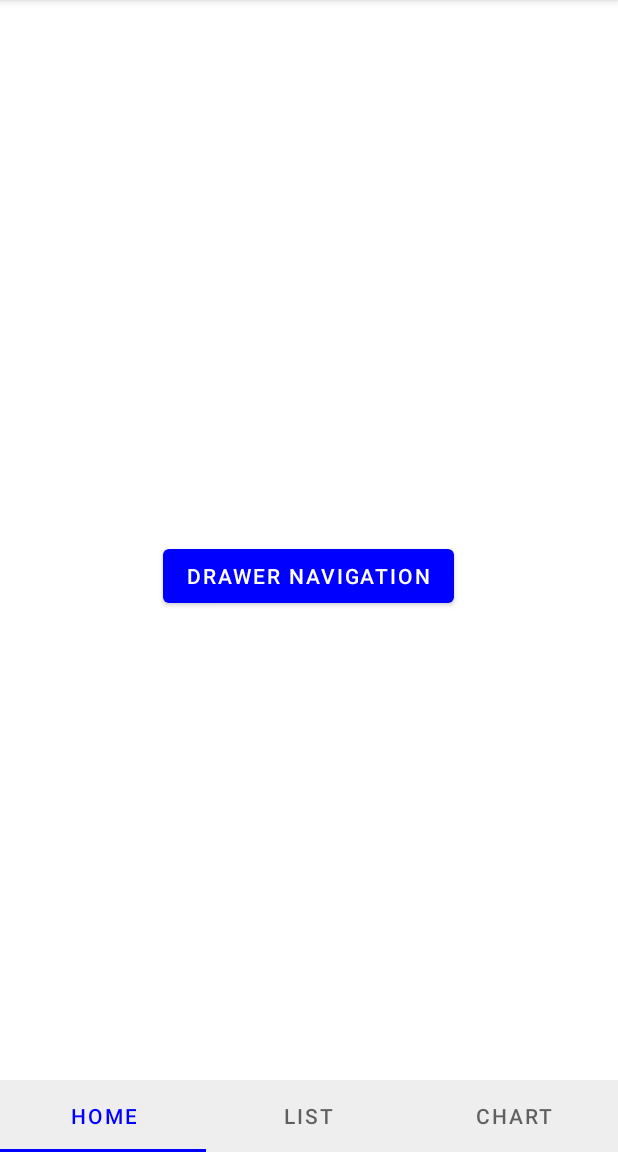
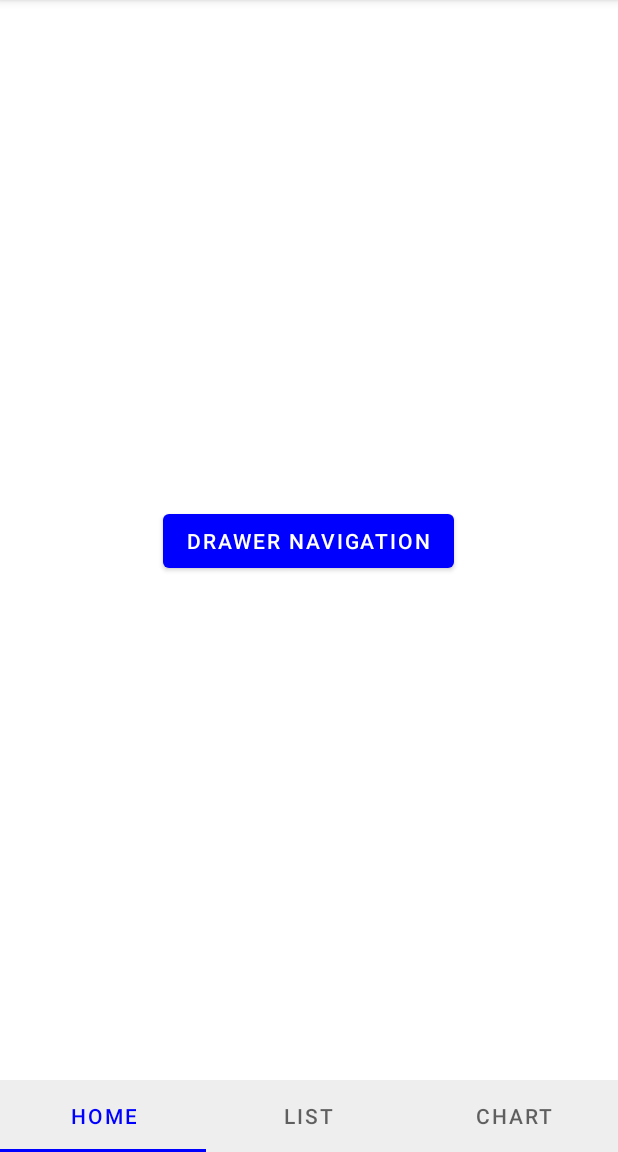
Before and after one commit to Vian-du-Plessis/Vian-du-Plessis-DV_203_T3_Task_Eight_Tabs-Menus, an Android app: the screen it shows after launch (MainActivity), on a phone screen of 412 x 824 dp, the part 84-1236 px from its top. Run offline under Robolectric (Android 15) with nearby library versions, the phone set to English and light mode, and no system bars.

Commit message:
Really done

```diff
--- a/app/src/main/java/com/example/vianduplessisnav/HomeFragment.kt
+++ b/app/src/main/java/com/example/vianduplessisnav/HomeFragment.kt
@@ -1,19 +1,29 @@
 package com.example.vianduplessisnav
 
+import android.content.Intent
 import android.os.Bundle
 import androidx.fragment.app.Fragment
 import android.view.LayoutInflater
 import android.view.View
 import android.view.ViewGroup
+import com.example.vianduplessisnav.databinding.FragmentHomeBinding
 
 class HomeFragment : Fragment() {
+    private var _binding: FragmentHomeBinding? = null
+    private val binding get() = _binding!!
 
     override fun onCreateView(
         inflater: LayoutInflater, container: ViewGroup?,
         savedInstanceState: Bundle?
     ): View? {
-        // Inflate the layout for this fragment
-        return inflater.inflate(R.layout.fragment_home, container, false)
+        _binding = FragmentHomeBinding.inflate(inflater, container, false)
+
+        binding.changeNavigation.setOnClickListener{
+            val intent = Intent(activity, DrawerActivity::class.java)
+            activity?.startActivity(intent)
+        }
+
+        return binding.root
     }
 
 }
--- a/app/src/main/java/com/example/vianduplessisnav/MainActivity.kt
+++ b/app/src/main/java/com/example/vianduplessisnav/MainActivity.kt
@@ -17,14 +17,14 @@ class MainActivity : AppCompatActivity() {
         setContentView(R.layout.activity_main)
         setUpTabBar()
 
-        binding = ActivityMainBinding.inflate(layoutInflater)
+//        binding = ActivityMainBinding.inflate(layoutInflater)
+//
+//        setContentView(binding.root)
 
-        setContentView(binding.root)
-
-        binding.changeNavigation.setOnClickListener{
-            val intent = Intent(this, DrawerActivity::class.java)
-            startActivity(intent)
-        }
+//        binding.changeNavigation.setOnClickListener{
+//            val intent = Intent(this, DrawerActivity::class.java)
+//            startActivity(intent)
+//        }
     }
 
     private fun setUpTabBar() {
--- a/app/src/main/res/layout/activity_main.xml
+++ b/app/src/main/res/layout/activity_main.xml
@@ -13,21 +13,6 @@
         android:layout_height="match_parent"
         android:layout_above="@id/tabLayout"
         android:layout_marginBottom="-1dp"/>
-
-    <RelativeLayout
-        android:layout_width="match_parent"
-        android:layout_height="match_parent"
-        android:gravity="center">
-
-        <Button
-            android:id="@+id/changeNavigation"
-            android:layout_width="wrap_content"
-            android:layout_height="wrap_content"
-            android:gravity="center"
-            android:text="Drawer Navigation" />
-
-    </RelativeLayout>
-
 
     <com.google.android.material.tabs.TabLayout
         android:id="@+id/tabLayout"
--- a/app/src/main/res/layout/fragment_home.xml
+++ b/app/src/main/res/layout/fragment_home.xml
@@ -5,14 +5,10 @@
     android:layout_height="match_parent"
     tools:context=".HomeFragment">
 
-    <TextView
+    <Button
+        android:id="@+id/changeNavigation"
         android:layout_width="wrap_content"
         android:layout_height="wrap_content"
-        android:layout_gravity="center"
-        android:text="Home Fragment"
-        android:textSize="30sp"
-        android:textAlignment="center"
-        android:gravity="center"
-        android:textColor="@color/black"/>
-
+        android:text="Drawer Navigation"
+        android:layout_gravity="center"/>
 </FrameLayout>
```
